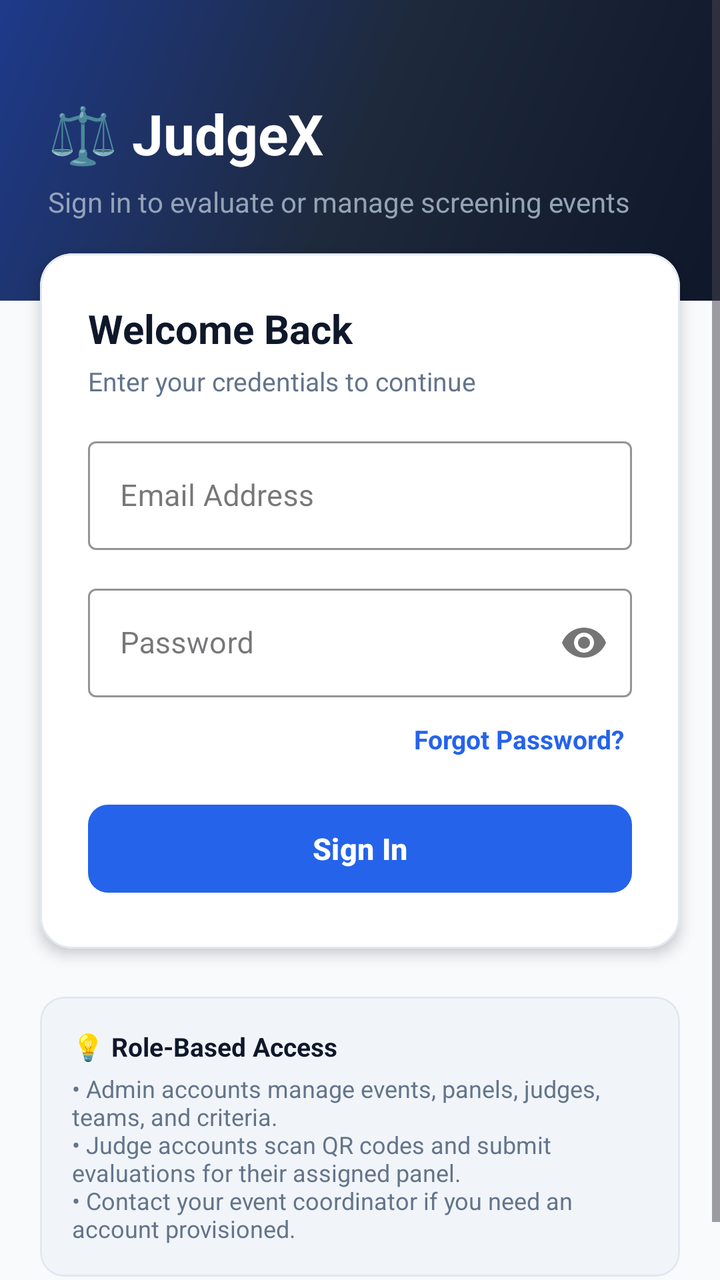
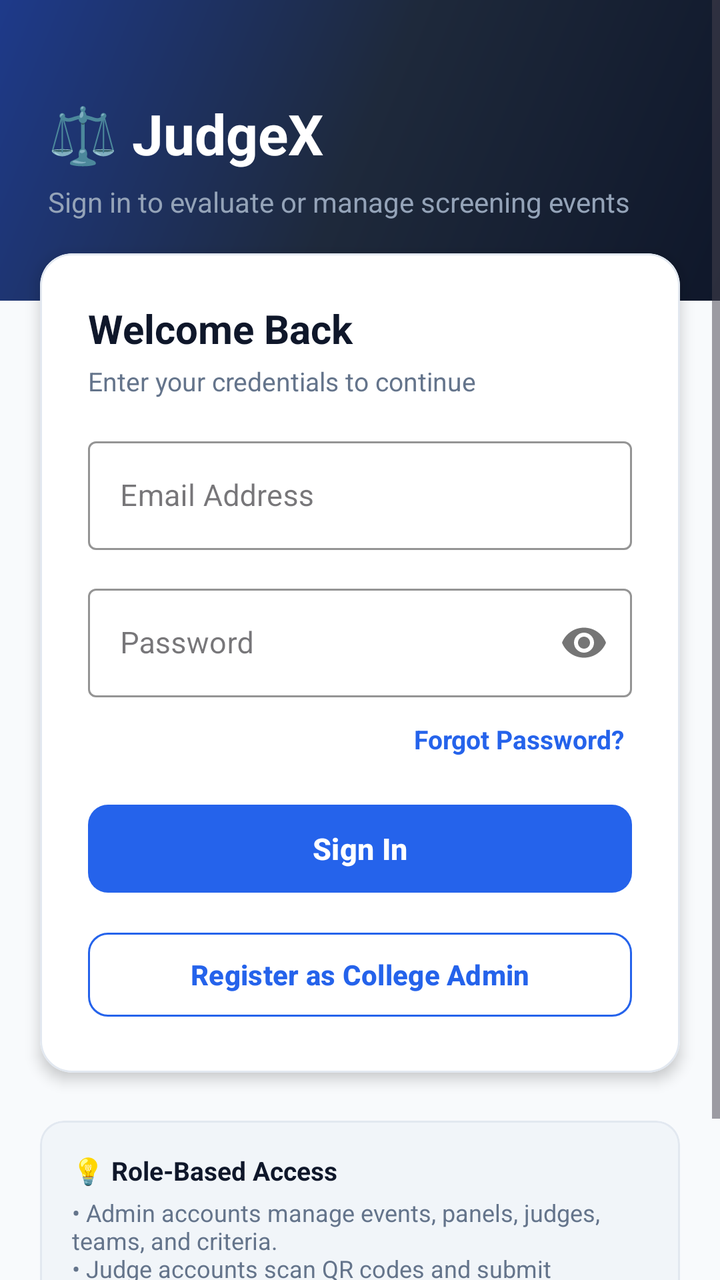

Compare the two renders of this Android layout. The source of the first and the diff that turns it into the second are given below.
<!-- AndroidManifest.xml: application theme Theme.Judgex -->
<!-- res/layout/activity_login.xml -->
<?xml version="1.0" encoding="utf-8"?>
<ScrollView xmlns:android="http://schemas.android.com/apk/res/android"
    xmlns:app="http://schemas.android.com/apk/res-auto"
    android:layout_width="match_parent"
    android:layout_height="match_parent"
    android:fillViewport="true"
    android:background="@color/background">

    <LinearLayout
        android:layout_width="match_parent"
        android:layout_height="wrap_content"
        android:orientation="vertical">

        
        <LinearLayout
            android:layout_width="match_parent"
            android:layout_height="wrap_content"
            android:background="@drawable/bg_gradient_header"
            android:orientation="vertical"
            android:paddingHorizontal="24dp"
            android:paddingTop="48dp"
            android:paddingBottom="40dp">

            <TextView
                android:layout_width="wrap_content"
                android:layout_height="wrap_content"
                android:text="⚖️ JudgeX"
                android:textColor="@color/white"
                android:textSize="28sp"
                android:textStyle="bold" />

            <TextView
                android:layout_width="wrap_content"
                android:layout_height="wrap_content"
                android:layout_marginTop="6dp"
                android:text="Sign in to evaluate or manage screening events"
                android:textColor="#94A3B8"
                android:textSize="14sp" />

        </LinearLayout>

        
        <com.google.android.material.card.MaterialCardView
            android:layout_width="match_parent"
            android:layout_height="wrap_content"
            android:layout_marginHorizontal="20dp"
            android:layout_marginTop="-24dp"
            android:layout_marginBottom="24dp"
            app:cardCornerRadius="16dp"
            app:cardElevation="4dp"
            app:strokeWidth="1dp"
            app:strokeColor="@color/card_border"
            app:cardBackgroundColor="@color/surface">

            <LinearLayout
                android:layout_width="match_parent"
                android:layout_height="wrap_content"
                android:orientation="vertical"
                android:padding="24dp">

                <TextView
                    android:layout_width="wrap_content"
                    android:layout_height="wrap_content"
                    android:text="Welcome Back"
                    android:textColor="@color/text_primary"
                    android:textSize="20sp"
                    android:textStyle="bold" />

                <TextView
                    android:layout_width="wrap_content"
                    android:layout_height="wrap_content"
                    android:layout_marginTop="4dp"
                    android:text="Enter your credentials to continue"
                    android:textColor="@color/text_secondary"
                    android:textSize="13sp" />

                
                <TextView
                    android:id="@+id/tvErrorMessage"
                    android:layout_width="match_parent"
                    android:layout_height="wrap_content"
                    android:layout_marginTop="16dp"
                    android:background="@drawable/bg_badge_locked"
                    android:padding="10dp"
                    android:textColor="@color/danger"
                    android:textSize="13sp"
                    android:visibility="gone" />

                
                <com.google.android.material.textfield.TextInputLayout
                    android:id="@+id/tilEmail"
                    style="@style/Widget.MaterialComponents.TextInputLayout.OutlinedBox"
                    android:layout_width="match_parent"
                    android:layout_height="wrap_content"
                    android:layout_marginTop="16dp"
                    android:hint="Email Address"
                    app:boxStrokeColor="@color/accent"
                    app:hintTextColor="@color/accent">

                    <com.google.android.material.textfield.TextInputEditText
                        android:id="@+id/etEmail"
                        android:layout_width="match_parent"
                        android:layout_height="wrap_content"
                        android:inputType="textEmailAddress"
                        android:textColor="@color/text_primary"
                        android:textSize="15sp" />

                </com.google.android.material.textfield.TextInputLayout>

                
                <com.google.android.material.textfield.TextInputLayout
                    android:id="@+id/tilPassword"
                    style="@style/Widget.MaterialComponents.TextInputLayout.OutlinedBox"
                    android:layout_width="match_parent"
                    android:layout_height="wrap_content"
                    android:layout_marginTop="14dp"
                    android:hint="Password"
                    app:boxStrokeColor="@color/accent"
                    app:hintTextColor="@color/accent"
                    app:passwordToggleEnabled="true">

                    <com.google.android.material.textfield.TextInputEditText
                        android:id="@+id/etPassword"
                        android:layout_width="match_parent"
                        android:layout_height="wrap_content"
                        android:inputType="textPassword"
                        android:textColor="@color/text_primary"
                        android:textSize="15sp" />

                </com.google.android.material.textfield.TextInputLayout>

                
                <TextView
                    android:id="@+id/tvForgotPassword"
                    android:layout_width="wrap_content"
                    android:layout_height="wrap_content"
                    android:layout_gravity="end"
                    android:layout_marginTop="8dp"
                    android:padding="4dp"
                    android:text="Forgot Password?"
                    android:textColor="@color/accent"
                    android:textSize="13sp"
                    android:textStyle="bold" />

                
                <com.google.android.material.button.MaterialButton
                    android:id="@+id/btnLogin"
                    style="@style/Button.Primary"
                    android:layout_width="match_parent"
                    android:layout_height="52dp"
                    android:layout_marginTop="16dp"
                    android:text="Sign In"
                    android:textSize="15sp"
                    android:textStyle="bold" />

                <ProgressBar
                    android:id="@+id/progressBar"
                    android:layout_width="32dp"
                    android:layout_height="32dp"
                    android:layout_gravity="center_horizontal"
                    android:layout_marginTop="16dp"
                    android:indeterminateTint="@color/accent"
                    android:visibility="gone" />

            </LinearLayout>

        </com.google.android.material.card.MaterialCardView>

        
        <com.google.android.material.card.MaterialCardView
            android:layout_width="match_parent"
            android:layout_height="wrap_content"
            android:layout_marginHorizontal="20dp"
            android:layout_marginBottom="32dp"
            app:cardCornerRadius="12dp"
            app:cardElevation="0dp"
            app:strokeWidth="1dp"
            app:strokeColor="@color/card_border"
            app:cardBackgroundColor="@color/surface_variant">

            <LinearLayout
                android:layout_width="match_parent"
                android:layout_height="wrap_content"
                android:orientation="vertical"
                android:padding="16dp">

                <TextView
                    android:layout_width="wrap_content"
                    android:layout_height="wrap_content"
                    android:text="💡 Role-Based Access"
                    android:textColor="@color/text_primary"
                    android:textSize="13sp"
                    android:textStyle="bold" />

                <TextView
                    android:layout_width="wrap_content"
                    android:layout_height="wrap_content"
                    android:layout_marginTop="4dp"
                    android:text="• Admin accounts manage events, panels, judges, teams, and criteria.\n• Judge accounts scan QR codes and submit evaluations for their assigned panel.\n• Contact your event coordinator if you need an account provisioned."
                    android:textColor="@color/text_secondary"
                    android:textSize="12sp" />

            </LinearLayout>

        </com.google.android.material.card.MaterialCardView>

    </LinearLayout>

</ScrollView>
<!-- resources referenced by this layout -->
<resources>
  <color name="accent">#2563EB</color>
  <color name="background">#F8FAFC</color>
  <color name="card_border">#E2E8F0</color>
  <color name="danger">#EF4444</color>
  <color name="surface">#FFFFFF</color>
  <color name="surface_variant">#F1F5F9</color>
  <color name="text_primary">#0F172A</color>
  <color name="text_secondary">#64748B</color>
  <color name="white">#FFFFFF</color>
  <!-- drawable bg_badge_locked (drawable) -->
  <?xml version="1.0" encoding="utf-8"?>
  <shape xmlns:android="http://schemas.android.com/apk/res/android">
      <solid android:color="@color/danger_light" />
      <corners android:radius="16dp" />
      <stroke android:width="1dp" android:color="@color/danger" />
  </shape>
  <!-- drawable bg_gradient_header (drawable) -->
  <?xml version="1.0" encoding="utf-8"?>
  <shape xmlns:android="http://schemas.android.com/apk/res/android">
      <gradient
          android:type="linear"
          android:angle="135"
          android:startColor="#0F172A"
          android:centerColor="#1E293B"
          android:endColor="#1E3A8A" />
  </shape>
  <style name="Button.Primary" parent="Widget.Material3.Button">
          <item name="backgroundTint">@color/accent</item>
          <item name="android:textColor">@color/white</item>
          <item name="cornerRadius">10dp</item>
      </style>
  <style name="Theme.Judgex" parent="Theme.Material3.DayNight.NoActionBar">
          
          <item name="colorPrimary">@color/accent</item>
          <item name="colorPrimaryVariant">@color/primary_dark</item>
          <item name="colorOnPrimary">@color/white</item>
          
          <item name="colorSecondary">@color/accent_light</item>
          <item name="colorSecondaryVariant">@color/accent</item>
          <item name="colorOnSecondary">@color/white</item>
          
          <item name="android:statusBarColor">@color/primary</item>
          <item name="android:windowLightStatusBar">false</item>
          
          <item name="android:windowBackground">@color/background</item>
      </style>
  <color name="danger_light">#FEE2E2</color>
  <color name="primary_dark">#020617</color>
  <color name="accent_light">#3B82F6</color>
  <color name="primary">#0F172A</color>
</resources>

<!-- the commit's change to res/layout/activity_login.xml (unified diff, before → after) -->
@@ -162,6 +162,20 @@
                     android:indeterminateTint="@color/accent"
                     android:visibility="gone" />
 
+                
+                <com.google.android.material.button.MaterialButton
+                    android:id="@+id/btnRegisterAdmin"
+                    style="@style/Widget.Material3.Button.OutlinedButton"
+                    android:layout_width="match_parent"
+                    android:layout_height="50dp"
+                    android:layout_marginTop="12dp"
+                    android:text="Register as College Admin"
+                    android:textColor="@color/accent"
+                    android:textSize="14sp"
+                    android:textStyle="bold"
+                    app:cornerRadius="10dp"
+                    app:strokeColor="@color/accent" />
+
             </LinearLayout>
 
         </com.google.android.material.card.MaterialCardView>
